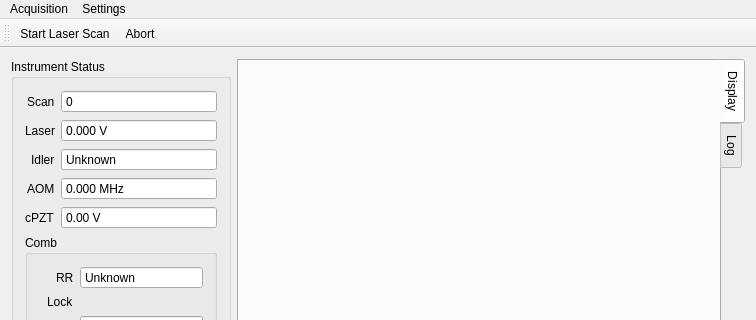
First picture: the form in mainwindow.ui, repository kncrabtree/nicerohms, before the edit; both pictures show x 0 to 756 and y 0 to 320 of the 756 by 612 pixel window.
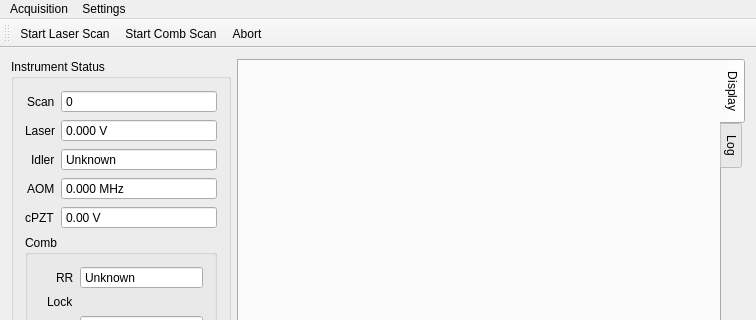
Second picture: the form after the edit. Icons and pictures are not drawn. Custom widgets are drawn as their Qt base class.

Commit message: Implement comb scan button; make appropriate conns

```diff
--- a/mainwindow.ui
+++ b/mainwindow.ui
@@ -511,6 +511,7 @@
     <bool>false</bool>
    </attribute>
    <addaction name="actionStart_Laser_Scan"/>
+   <addaction name="actionStart_Comb_Scan"/>
    <addaction name="actionAbort"/>
   </widget>
   <widget class="QStatusBar" name="statusBar"/>
@@ -571,6 +572,15 @@
     <string>Num Data Plots</string>
    </property>
   </action>
+  <action name="actionStart_Comb_Scan">
+   <property name="icon">
+    <iconset resource="resources.qrc">
+     <normaloff>:/icons/combscan.png</normaloff>:/icons/combscan.png</iconset>
+   </property>
+   <property name="text">
+    <string>Start Comb Scan</string>
+   </property>
+  </action>
  </widget>
  <layoutdefault spacing="6" margin="11"/>
  <customwidgets>
```
Left out of the diff: 1 changed line with no effect on the pictures. The commit also changes 18 other files.
